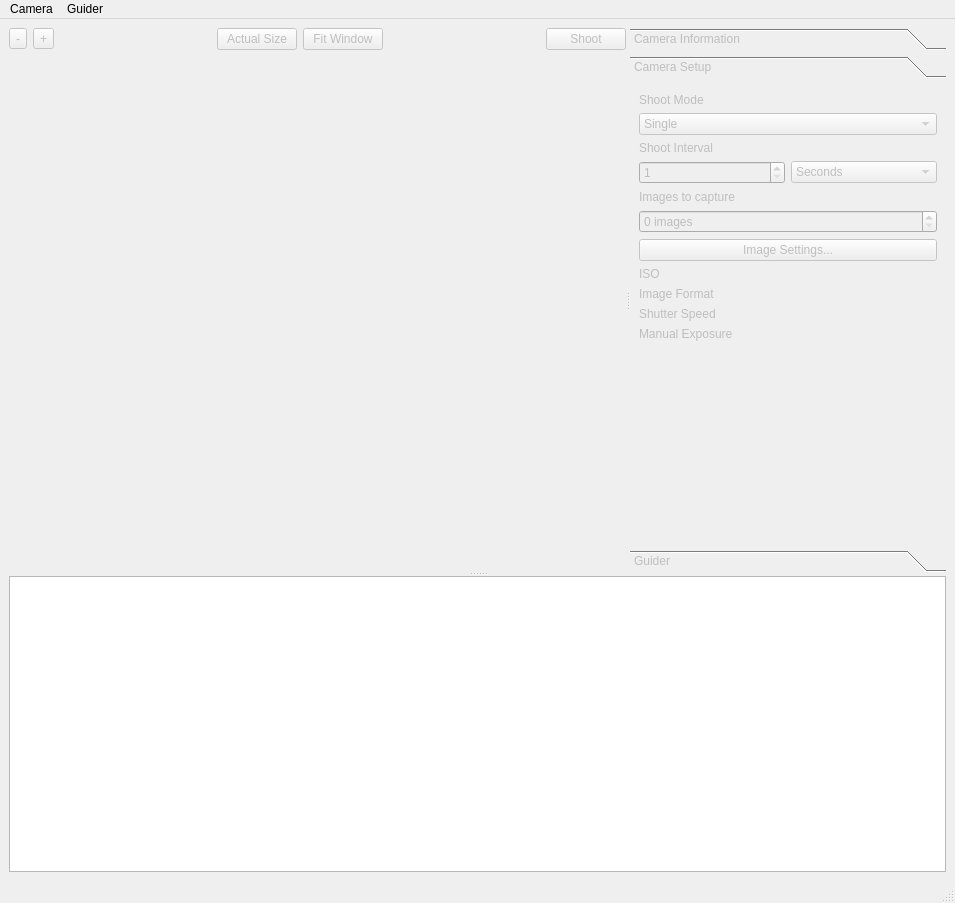
Above: dslr-qt-shooter/ui/dslr_shooter_window.ui from Edlward/GalaxyHunter before the change. Below: the same form after it.
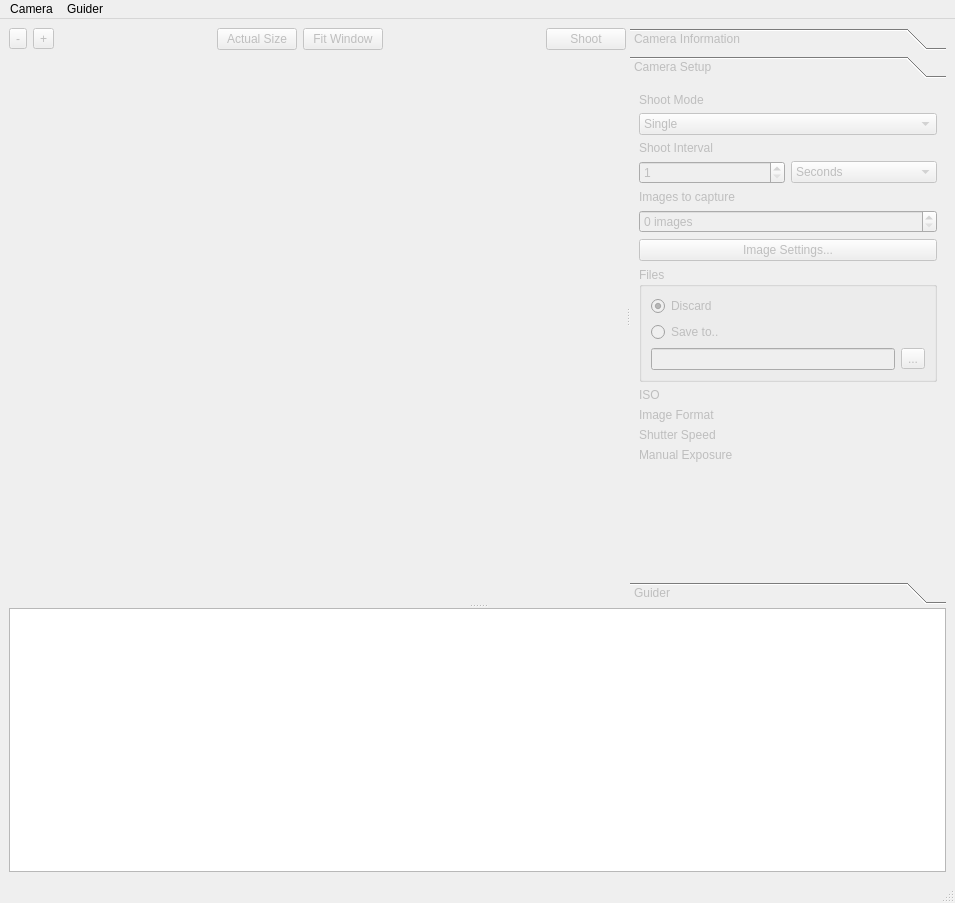
That is the form after the change. The open tabs and pages were chosen to show the change. Custom widgets are drawn as their Qt base class.

Diff of the .ui file:
```diff
--- a/dslr-qt-shooter/ui/dslr_shooter_window.ui
+++ b/dslr-qt-shooter/ui/dslr_shooter_window.ui
@@ -168,15 +168,22 @@
           <rect>
            <x>0</x>
            <y>0</y>
-           <width>219</width>
-           <height>294</height>
+           <width>205</width>
+           <height>364</height>
           </rect>
          </property>
          <attribute name="label">
           <string>Camera Setup</string>
          </attribute>
          <layout class="QGridLayout" name="gridLayout_3">
-          <item row="11" column="0">
+          <item row="11" column="1">
+           <widget class="QLabel" name="manualExposureLabel">
+            <property name="text">
+             <string/>
+            </property>
+           </widget>
+          </item>
+          <item row="12" column="0">
            <spacer name="verticalSpacer_3">
             <property name="orientation">
              <enum>Qt::Vertical</enum>
@@ -260,7 +267,7 @@
             </property>
            </widget>
           </item>
-          <item row="9" column="0">
+          <item row="10" column="0">
            <widget class="QLabel" name="label_5">
             <property name="text">
              <string>Shutter Speed</string>
@@ -274,53 +281,89 @@
             </property>
            </widget>
           </item>
-          <item row="7" column="0">
+          <item row="8" column="0">
            <widget class="QLabel" name="label_4">
             <property name="text">
              <string>ISO</string>
             </property>
            </widget>
           </item>
-          <item row="7" column="1">
+          <item row="8" column="1">
            <widget class="QLabel" name="isoLabel">
             <property name="text">
              <string/>
             </property>
            </widget>
           </item>
-          <item row="8" column="0">
+          <item row="10" column="1">
+           <widget class="QLabel" name="shutterSpeedLabel">
+            <property name="text">
+             <string/>
+            </property>
+           </widget>
+          </item>
+          <item row="9" column="0">
            <widget class="QLabel" name="label_6">
             <property name="text">
              <string>Image Format</string>
             </property>
            </widget>
           </item>
-          <item row="8" column="1">
-           <widget class="QLabel" name="imageFormatLabel">
-            <property name="text">
-             <string/>
-            </property>
-           </widget>
-          </item>
           <item row="9" column="1">
-           <widget class="QLabel" name="shutterSpeedLabel">
+           <widget class="QLabel" name="imageFormatLabel">
             <property name="text">
              <string/>
             </property>
            </widget>
           </item>
-          <item row="10" column="0">
+          <item row="11" column="0">
            <widget class="QLabel" name="label_10">
             <property name="text">
              <string>Manual Exposure</string>
             </property>
            </widget>
           </item>
-          <item row="10" column="1">
-           <widget class="QLabel" name="manualExposureLabel">
-            <property name="text">
-             <string/>
+          <item row="7" column="0" colspan="2">
+           <widget class="QGroupBox" name="groupBox">
+            <property name="title">
+             <string>Files</string>
             </property>
+            <layout class="QGridLayout" name="gridLayout_5">
+             <item row="0" column="0">
+              <widget class="QRadioButton" name="outputDiscard">
+               <property name="text">
+                <string>Discard</string>
+               </property>
+               <property name="checked">
+                <bool>true</bool>
+               </property>
+              </widget>
+             </item>
+             <item row="1" column="0">
+              <widget class="QRadioButton" name="outputSave">
+               <property name="text">
+                <string>Save to..</string>
+               </property>
+              </widget>
+             </item>
+             <item row="3" column="0">
+              <widget class="QLineEdit" name="outputDir">
+               <property name="enabled">
+                <bool>false</bool>
+               </property>
+              </widget>
+             </item>
+             <item row="3" column="1">
+              <widget class="QToolButton" name="outputDirButton">
+               <property name="enabled">
+                <bool>false</bool>
+               </property>
+               <property name="text">
+                <string>...</string>
+               </property>
+              </widget>
+             </item>
+            </layout>
            </widget>
           </item>
          </layout>
```
